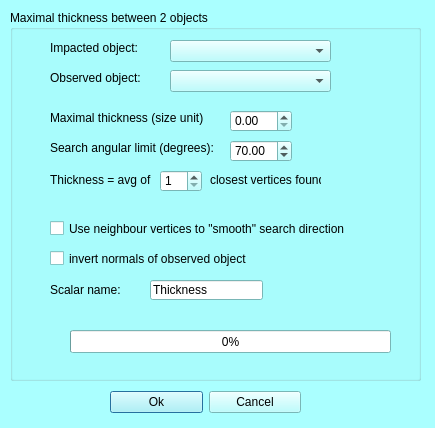
This is MorphoDig/Qt/mqScalarsThicknessBetweenDialog.ui in morphomuseum/MorphoDig as Qt 5 draws it before an edit. The edited form follows.
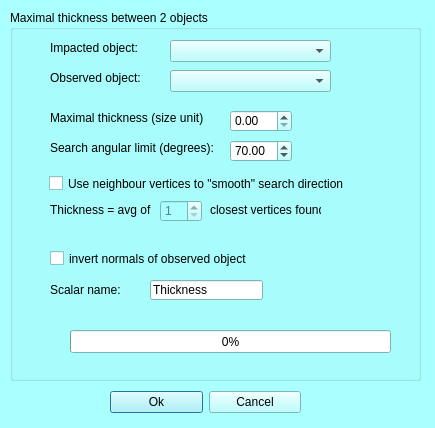
This is the edited form.

```diff
--- a/MorphoDig/Qt/mqScalarsThicknessBetweenDialog.ui
+++ b/MorphoDig/Qt/mqScalarsThicknessBetweenDialog.ui
@@ -492,8 +492,8 @@
    <widget class="QCheckBox" name="smoothNormals">
     <property name="geometry">
      <rect>
-      <x>40</x>
-      <y>210</y>
+      <x>39</x>
+      <y>165</y>
       <width>331</width>
       <height>17</height>
      </rect>
@@ -506,7 +506,7 @@
     <property name="geometry">
      <rect>
       <x>40</x>
-      <y>160</y>
+      <y>190</y>
       <width>111</width>
       <height>21</height>
      </rect>
@@ -516,10 +516,13 @@
     </property>
    </widget>
    <widget class="QSpinBox" name="avg">
+    <property name="enabled">
+     <bool>false</bool>
+    </property>
     <property name="geometry">
      <rect>
       <x>150</x>
-      <y>160</y>
+      <y>190</y>
       <width>42</width>
       <height>22</height>
      </rect>
@@ -532,7 +535,7 @@
     <property name="geometry">
      <rect>
       <x>200</x>
-      <y>160</y>
+      <y>190</y>
       <width>111</width>
       <height>21</height>
      </rect>
```
